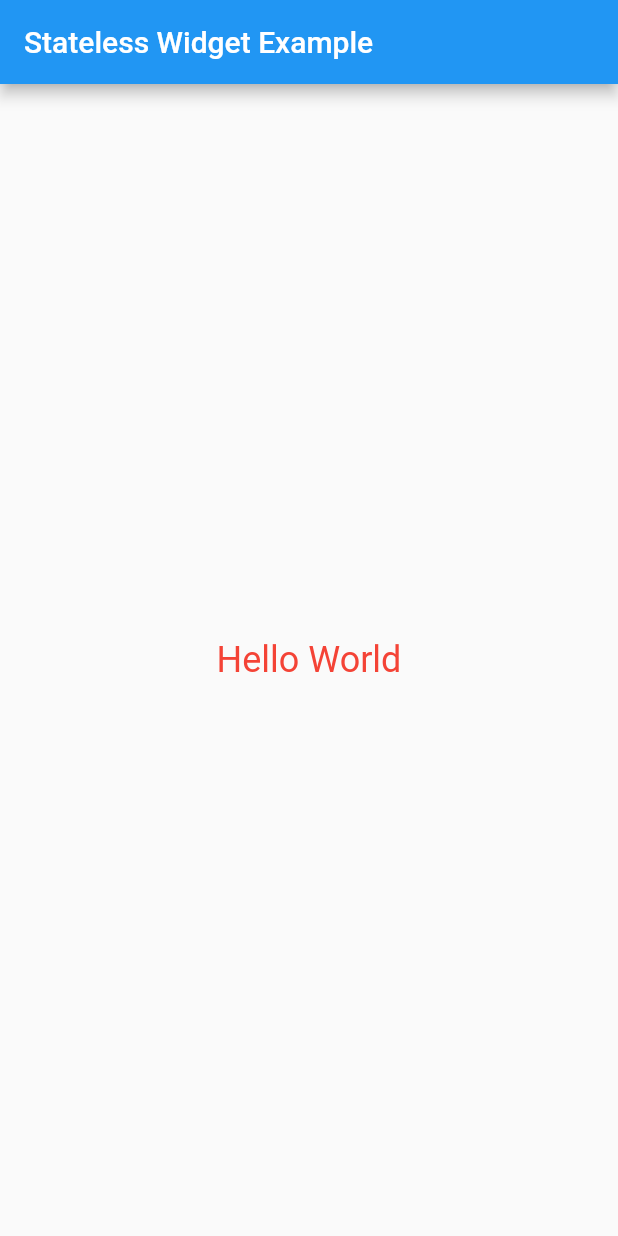
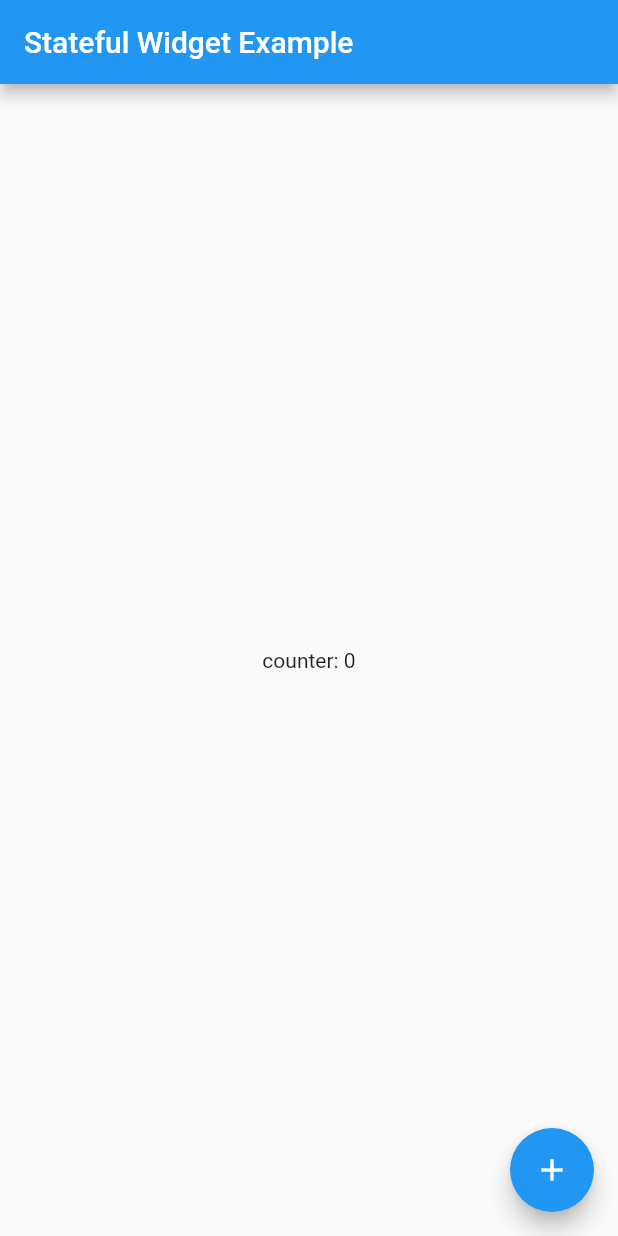
Before and after one commit to takuowake/widget, a Flutter app: the screen it shows after launch, on a phone screen of 412 x 824 dp. Run offline on Flutter 3.47's test engine with Material 2 defaults, Android fonts, the light colour scheme and no system bars.

```diff
--- a/lib/main.dart
+++ b/lib/main.dart
@@ -1,36 +1,81 @@
-import 'package:flutter/material.dart';
+import "package:flutter/material.dart";
 
 void main() {
-  runApp(MyApp());
+  runApp(const MyApp());
 }
 
 class MyApp extends StatelessWidget {
-  const MyApp({super.key});
+  const MyApp({Key? key}) : super(key: key);
 
   @override
   Widget build(BuildContext context) {
-    return MaterialApp(
-      home: Scaffold(
-        appBar: AppBar(
-          title: const Text('Stateless Widget Example'),
-        ),
-        body: Center(
-          child: CustomTextWidget('Hello World'),
-        ),
+    return const MaterialApp(
+      home: MyStatefulWidgetState(),
+    );
+  }
+}
+
+///StatefulWidgetクラス
+class MyStatefulWidgetState extends StatefulWidget {
+  const MyStatefulWidgetState({Key? key}) : super(key: key);
+
+  @override
+  _MyStatefulWidgetState createState() => _MyStatefulWidgetState();
+}
+
+///Stateクラス
+class _MyStatefulWidgetState extends State<MyStatefulWidgetState> {
+  int counter = 0;
+
+  void _incrementCounter() {
+    setState(() {
+      counter += 1;
+    });
+}
+
+  @override
+  Widget build(BuildContext context) {
+    return Scaffold(
+      appBar: AppBar(title: const Text('Stateful Widget Example'),),
+      body: Center(
+        child: Text('counter: $counter'),
+      ),
+      floatingActionButton: FloatingActionButton(
+        onPressed: _incrementCounter,
+        child: const Icon(Icons.add),
       ),
     );
   }
 }
 
-class CustomTextWidget extends StatelessWidget {
-  final String text;
-  CustomTextWidget(this.text);
-
-  @override
-  Widget build(BuildContext context) {
-    return Text(
-      text,
-      style: const TextStyle(fontSize: 24, color: Colors.red),
-    );
-  }
-}
+///StatelessWidget
+// class MyApp extends StatelessWidget {
+//   const MyApp({super.key});
+//
+//   @override
+//   Widget build(BuildContext context) {
+//     return MaterialApp(
+//       home: Scaffold(
+//         appBar: AppBar(
+//           title: const Text('Stateless Widget Example'),
+//         ),
+//         body: Center(
+//           child: CustomTextWidget('Hello World'),
+//         ),
+//       ),
+//     );
+//   }
+// }
+//
+// class CustomTextWidget extends StatelessWidget {
+//   final String text;
+//   CustomTextWidget(this.text);
+//
+//   @override
+//   Widget build(BuildContext context) {
+//     return Text(
+//       text,
+//       style: const TextStyle(fontSize: 24, color: Colors.red),
+//     );
+//   }
+// }
```
